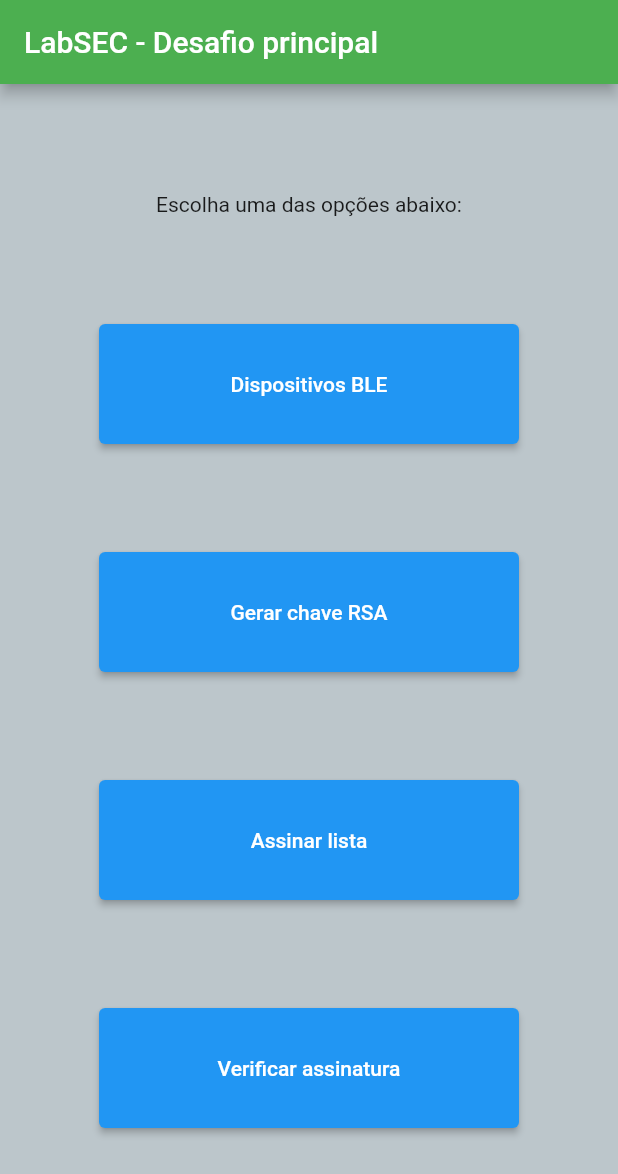
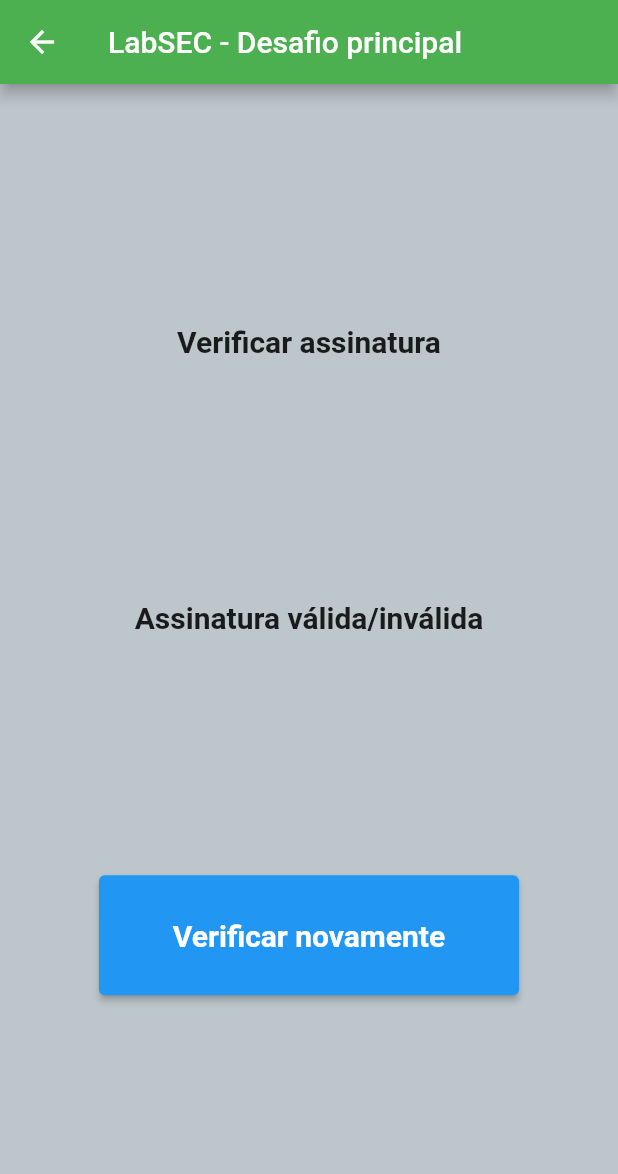
Before and after one commit to victorrgouvea/Processo-Seletivo-LabSEC, a Flutter app: the screen it shows after launch, after a tap on "Verificar assinatura", on a phone screen of 412 x 824 dp. Shown: the top 1174 px of the screen. Run offline on Flutter 3.47's test engine with Material 2 defaults, Android fonts, the light colour scheme and no system bars.

Commit message:
app structure

```diff
--- a/Desafio principal/desafio_final_labsec/lib/homepage.dart
+++ b/Desafio principal/desafio_final_labsec/lib/home_page.dart
@@ -8,7 +8,6 @@
 }
 
 class _HomePageState extends State<HomePage> {
-
   @override
   Widget build(BuildContext context) {
     return Scaffold(
@@ -21,34 +20,49 @@
         child: Column(
           mainAxisAlignment: MainAxisAlignment.spaceEvenly,
           children: [
-            const Text('Escolha uma das opções abaixo:'),
-            ElevatedButton(
-              style: ElevatedButton.styleFrom(minimumSize: const Size(280, 80)),
-              onPressed: () {
-                print('BLE');
-              },
-              child: const Text('Dispositivos BLE'),
+            const Text(
+              'Escolha uma das opções abaixo:',
+              style: TextStyle(fontWeight: FontWeight.bold, fontSize: 20),
             ),
             ElevatedButton(
               style: ElevatedButton.styleFrom(minimumSize: const Size(280, 80)),
               onPressed: () {
-                print('RSA');
+                Navigator.pushNamed(context, '/BLE');
               },
-              child: const Text('Gerar chave RSA'),
+              child: const Text(
+                'Dispositivos BLE',
+                style: TextStyle(fontWeight: FontWeight.bold, fontSize: 20),
+              ),
             ),
             ElevatedButton(
               style: ElevatedButton.styleFrom(minimumSize: const Size(280, 80)),
               onPressed: () {
-                print('assinar');
+                Navigator.pushNamed(context, '/RSA_key');
               },
-              child: const Text('Assinar lista'),
+              child: const Text(
+                'Gerar chave RSA',
+                style: TextStyle(fontWeight: FontWeight.bold, fontSize: 20),
+              ),
             ),
             ElevatedButton(
               style: ElevatedButton.styleFrom(minimumSize: const Size(280, 80)),
               onPressed: () {
-                print('verificar');
+                Navigator.pushNamed(context, '/sign_list');
               },
-              child: const Text('Verificar assinatura'),
+              child: const Text(
+                'Assinar lista',
+                style: TextStyle(fontWeight: FontWeight.bold, fontSize: 20),
+              ),
+            ),
+            ElevatedButton(
+              style: ElevatedButton.styleFrom(minimumSize: const Size(280, 80)),
+              onPressed: () {
+                Navigator.pushNamed(context, '/verify_sign');
+              },
+              child: const Text(
+                'Verificar assinatura',
+                style: TextStyle(fontWeight: FontWeight.bold, fontSize: 20),
+              ),
             )
           ],
         ),
@@ -56,22 +70,3 @@
     );
   }
 }
-
-
-/* body: SizedBox(
-          child: Column(
-        mainAxisAlignment: MainAxisAlignment.spaceEvenly,
-        children: [
-          Container(
-            margin: EdgeInsets.all(20),
-            child: ElevatedButton(
-                style: ElevatedButton.styleFrom(
-                    minimumSize: Size(50, 80),
-                    textStyle: TextStyle(fontSize: 28)),
-                onPressed: () {
-                  print('oioioioioi');
-                },
-                child: const Text('Dispositivos BLE')),
-          )
-        ],
-      )), */
--- a/Desafio principal/desafio_final_labsec/lib/myapp.dart
+++ b/Desafio principal/desafio_final_labsec/lib/myapp.dart
@@ -1,11 +1,26 @@
 import 'package:flutter/material.dart';
-import 'homepage.dart';
+import 'home_page.dart';
+import 'ble_devices_page.dart';
+import 'rsa_key_page.dart';
+import 'generate_key_page.dart';
+import 'sign_list_page.dart';
+import 'verify_signature_page.dart';
 
 class MyApp extends StatelessWidget {
   const MyApp({super.key});
 
   @override
   Widget build(BuildContext context) {
-    return MaterialApp(home: HomePage());
+    return MaterialApp(
+      initialRoute: '/',
+      routes: {
+        '/': (context) => const HomePage(),
+        '/BLE': (context) => const BleDevicesPage(),
+        '/RSA_key': (context) => const RsaKeyPage(),
+        '/gen_key': (context) => const GenerateKeyPage(),
+        '/sign_list': (context) => const SignListPage(),
+        '/verify_sign': (context) => const VerifySignaturePage(),
+      },
+    );
   }
 }
--- /dev/null
+++ b/Desafio principal/desafio_final_labsec/lib/verify_signature_page.dart
@@ -0,0 +1,46 @@
+import 'package:flutter/material.dart';
+
+class VerifySignaturePage extends StatefulWidget {
+  const VerifySignaturePage({super.key});
+
+  @override
+  State<VerifySignaturePage> createState() => _VerifySignaturePageState();
+}
+
+class _VerifySignaturePageState extends State<VerifySignaturePage> {
+  @override
+  Widget build(BuildContext context) {
+    return Scaffold(
+      appBar: AppBar(
+        title: const Text('LabSEC - Desafio principal'),
+        backgroundColor: Colors.green,
+      ),
+      backgroundColor: const Color.fromARGB(255, 188, 198, 203),
+      body: Center(
+        child: Column(
+          mainAxisAlignment: MainAxisAlignment.spaceEvenly,
+          children: [
+            const Text(
+              'Verificar assinatura',
+              style: TextStyle(fontWeight: FontWeight.bold, fontSize: 20),
+            ),
+            const Text(
+              'Assinatura válida/inválida',
+              style: TextStyle(fontWeight: FontWeight.bold, fontSize: 20),
+            ),
+            ElevatedButton(
+              style: ElevatedButton.styleFrom(minimumSize: const Size(280, 80)),
+              onPressed: () {
+                print('verificar novamente');
+              },
+              child: const Text(
+                'Verificar novamente',
+                style: TextStyle(fontWeight: FontWeight.bold, fontSize: 20),
+              ),
+            )
+          ],
+        ),
+      ),
+    );
+  }
+}
```
Also changed, not shown: Desafio principal/desafio_final_labsec/lib/ble_devices_page.dart (added, +42 -0 lines), Desafio principal/desafio_final_labsec/lib/generate_key_page.dart (added, +42 -0 lines), Desafio principal/desafio_final_labsec/lib/rsa_key_page.dart (added, +42 -0 lines), Desafio principal/desafio_final_labsec/lib/sign_list_page.dart (added, +46 -0 lines).
